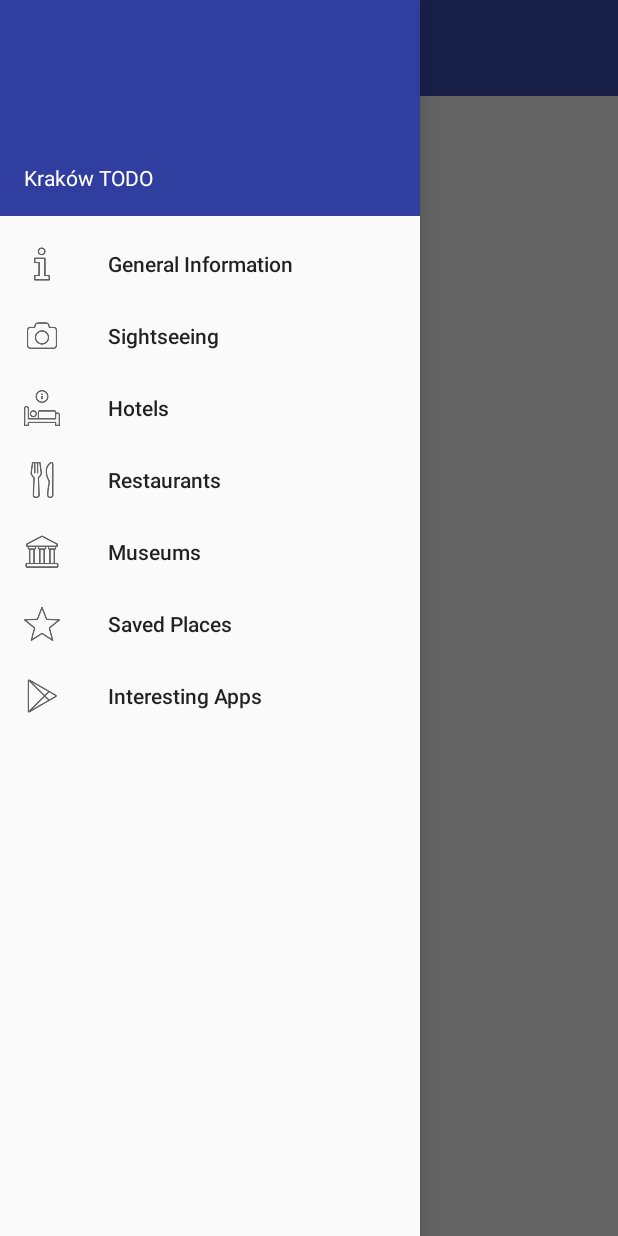
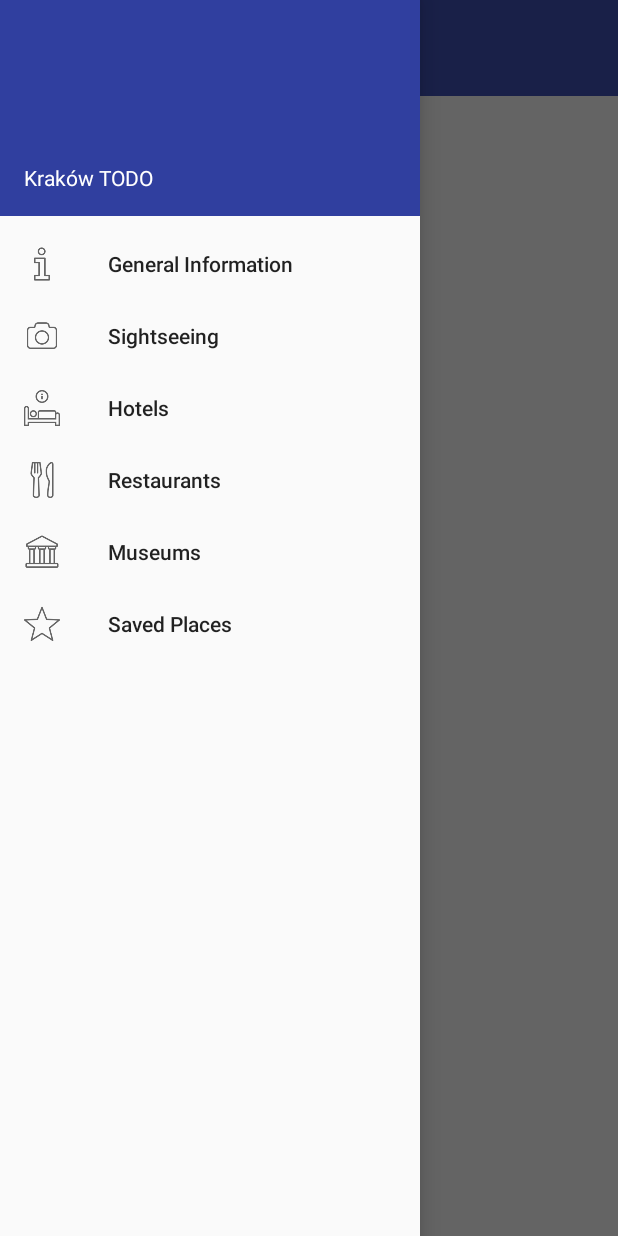
Before and after one commit to Rif7/TourGuideApp, an Android app: the screen it shows after launch (MainActivity), with the side drawer open, on a phone screen of 412 x 824 dp. Run offline under Robolectric (Android 15) with nearby library versions, the phone set to English and light mode, and no system bars.

Commit message:
Deleted Interesting apps menu item

```diff
--- a/app/src/main/res/menu/menu_view.xml
+++ b/app/src/main/res/menu/menu_view.xml
@@ -25,9 +25,5 @@
             android:icon="@drawable/ic_star_unsaved"
             android:id="@+id/mnu_saved_places"
             android:title="@string/saved_places" />
-        <item
-            android:icon="@drawable/ic_google_play"
-            android:id="@+id/mnu_interesting_apps"
-            android:title="@string/interesting_apps" />
     </group>
 </menu>
```
Also changed, not shown: app/src/main/res/drawable/ic_google_play.png (deleted).
